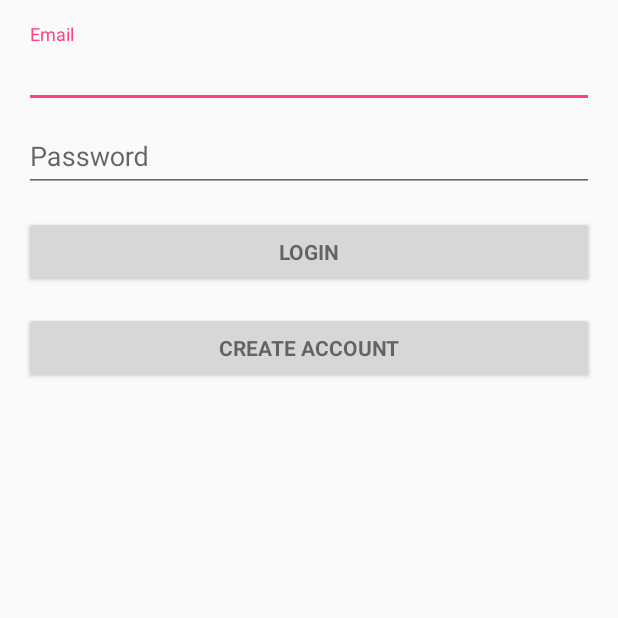
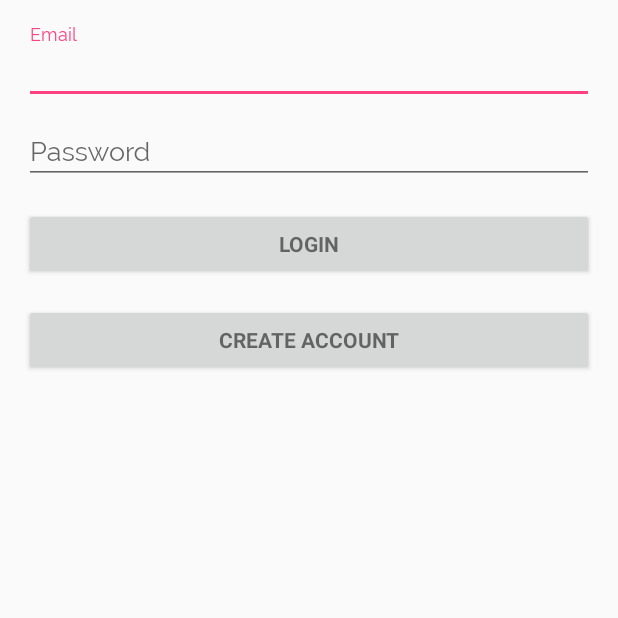
Before and after one commit to nikitarajput/AirPal, an Android app: the screen it shows after launch (LoginActivity), after a tap on an icon or button, on a phone screen of 412 x 824 dp, the top half of it. Run offline under Robolectric (Android 15) with nearby library versions, the phone set to English and light mode, and no system bars; our stand-ins replace Firebase (no records; nobody signed in at launch, a user with empty details on screens opened directly).

Commit message:
implemented custom font

```diff
--- a/app/src/main/AndroidManifest.xml
+++ b/app/src/main/AndroidManifest.xml
@@ -5,6 +5,7 @@
     <uses-permission android:name="android.permission.INTERNET" />
 
     <application
+        android:name=".CustomFontApp"
         android:allowBackup="true"
         android:icon="@mipmap/ic_launcher"
         android:label="@string/app_name"
--- /dev/null
+++ b/app/src/main/java/team/airpal/CustomFontApp.java
@@ -0,0 +1,15 @@
+package team.airpal;
+
+import android.app.Application;
+
+
+public class CustomFontApp extends Application {
+    @Override
+    public void onCreate() {
+        super.onCreate();
+        FontsOverride.setDefaultFont(this, "DEFAULT", "fonts/Raleway-Regular.ttf");
+        FontsOverride.setDefaultFont(this, "MONOSPACE", "fonts/Raleway-Regular.ttf");
+        FontsOverride.setDefaultFont(this, "SERIF", "fonts/Raleway-Regular.ttf");
+        FontsOverride.setDefaultFont(this, "SANS_SERIF", "fonts/Raleway-Regular.ttf");
+    }
+}
--- /dev/null
+++ b/app/src/main/java/team/airpal/FontsOverride.java
@@ -0,0 +1,28 @@
+package team.airpal;
+
+import android.content.Context;
+import android.graphics.Typeface;
+import java.lang.reflect.Field;
+
+public class FontsOverride {
+    public static void setDefaultFont(Context context,
+                                      String staticTypefaceFieldName, String fontAssetName) {
+        final Typeface regular = Typeface.createFromAsset(context.getAssets(),
+                fontAssetName);
+        replaceFont(staticTypefaceFieldName, regular);
+    }
+
+    protected static void replaceFont(String staticTypefaceFieldName,
+                                      final Typeface newTypeface) {
+        try {
+            final Field staticField = Typeface.class
+                    .getDeclaredField(staticTypefaceFieldName);
+            staticField.setAccessible(true);
+            staticField.set(null, newTypeface);
+        } catch (NoSuchFieldException e) {
+            e.printStackTrace();
+        } catch (IllegalAccessException e) {
+            e.printStackTrace();
+        }
+    }
+}
--- a/app/src/main/res/values/styles.xml
+++ b/app/src/main/res/values/styles.xml
@@ -3,6 +3,7 @@
     <!-- Base application theme. -->
     <style name="AppTheme" parent="Theme.Design.Light.NoActionBar">
         <!-- Customize your theme here. -->
+        <item name="android:typeface">serif</item>
         <item name="colorPrimary">@color/colorPrimary</item>
         <item name="colorPrimaryDark">@color/colorPrimaryDark</item>
         <item name="colorAccent">@color/colorAccent</item>
```
